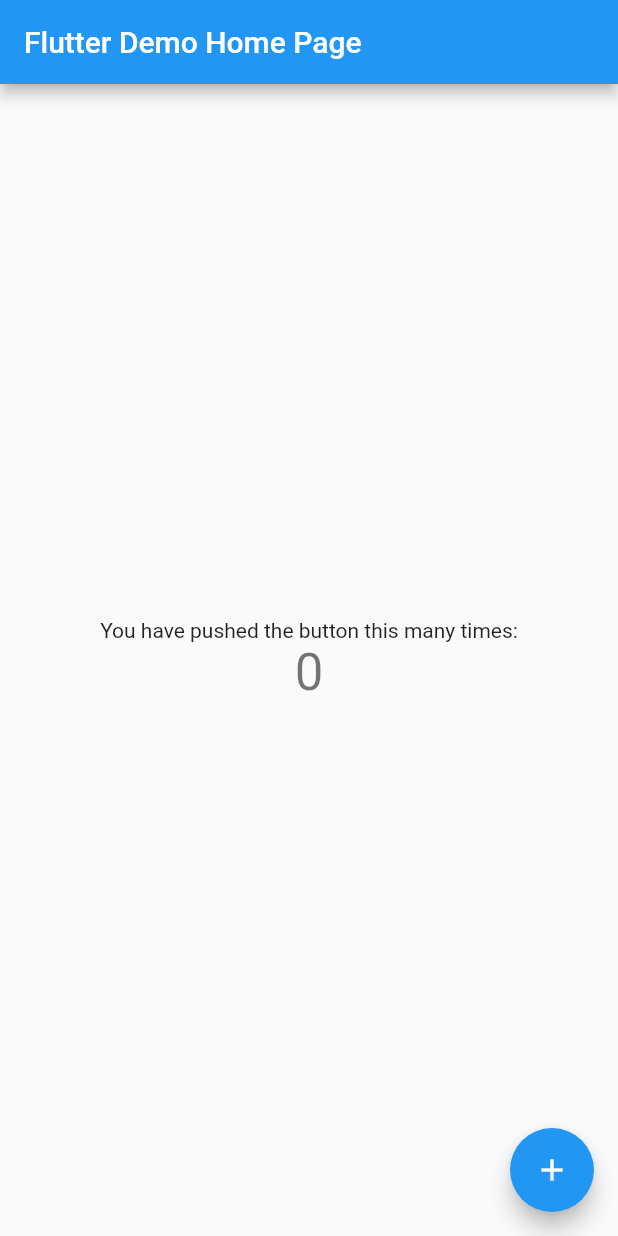
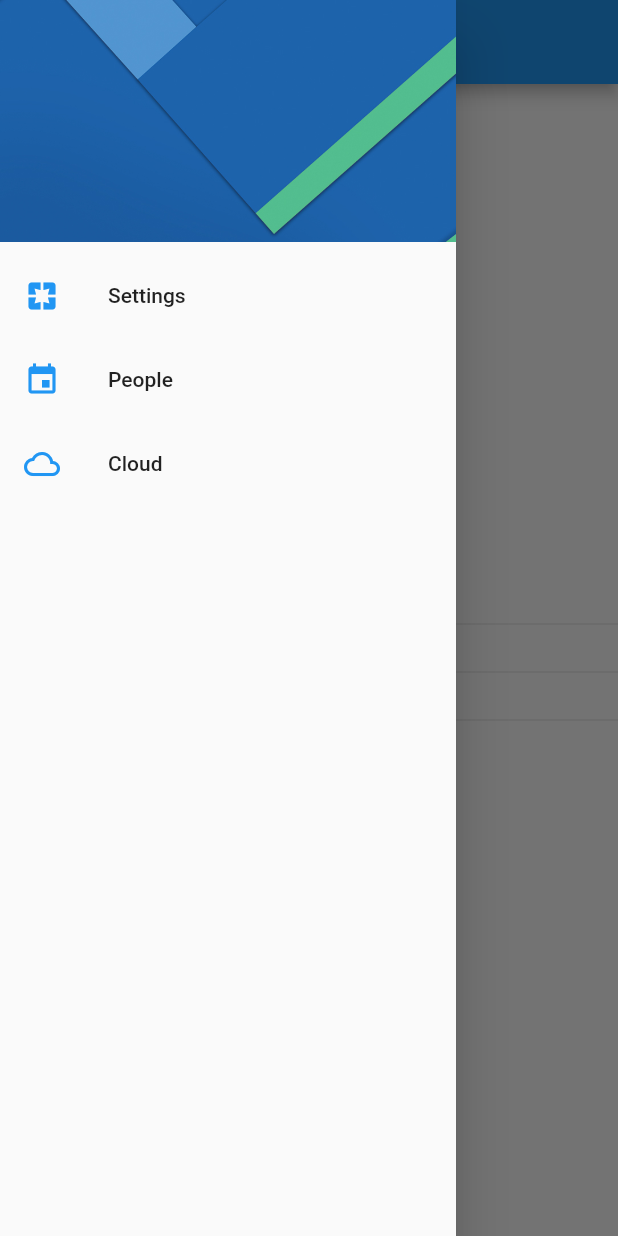
Before and after one commit to julianfrancodev/user-preferences-flutter, a Flutter app: the screen it shows after launch, with the side drawer open (before the commit the screen has no drawer), on a phone screen of 412 x 824 dp. Run offline on Flutter 3.47's test engine with Material 2 defaults, Android fonts, the phone set to English and light mode, and no system bars; our stand-ins replace shared_preferences.

Commit message:
feat: add new features

```diff
--- a/lib/main.dart
+++ b/lib/main.dart
@@ -1,117 +1,12 @@
 import 'package:flutter/material.dart';
+import 'package:user_preferences/src/routes/routes.dart';
 
 void main() {
-  runApp(MyApp());
+  runApp(
+      MaterialApp(
+        title: 'User Preferences',
+        initialRoute: '/',
+        routes: routes,
+      )
+  );
 }
-
-class MyApp extends StatelessWidget {
-  // This widget is the root of your application.
-  @override
-  Widget build(BuildContext context) {
-    return MaterialApp(
-      title: 'Flutter Demo',
-      theme: ThemeData(
-        // This is the theme of your application.
-        //
-        // Try running your application with "flutter run". You'll see the
-        // application has a blue toolbar. Then, without quitting the app, try
-        // changing the primarySwatch below to Colors.green and then invoke
-        // "hot reload" (press "r" in the console where you ran "flutter run",
-        // or simply save your changes to "hot reload" in a Flutter IDE).
-        // Notice that the counter didn't reset back to zero; the application
-        // is not restarted.
-        primarySwatch: Colors.blue,
-        // This makes the visual density adapt to the platform that you run
-        // the app on. For desktop platforms, the controls will be smaller and
-        // closer together (more dense) than on mobile platforms.
-        visualDensity: VisualDensity.adaptivePlatformDensity,
-      ),
-      home: MyHomePage(title: 'Flutter Demo Home Page'),
-    );
-  }
-}
-
-class MyHomePage extends StatefulWidget {
-  MyHomePage({Key key, this.title}) : super(key: key);
-
-  // This widget is the home page of your application. It is stateful, meaning
-  // that it has a State object (defined below) that contains fields that affect
-  // how it looks.
-
-  // This class is the configuration for the state. It holds the values (in this
-  // case the title) provided by the parent (in this case the App widget) and
-  // used by the build method of the State. Fields in a Widget subclass are
-  // always marked "final".
-
-  final String title;
-
-  @override
-  _MyHomePageState createState() => _MyHomePageState();
-}
-
-class _MyHomePageState extends State<MyHomePage> {
-  int _counter = 0;
-
-  void _incrementCounter() {
-    setState(() {
-      // This call to setState tells the Flutter framework that something has
-      // changed in this State, which causes it to rerun the build method below
-      // so that the display can reflect the updated values. If we changed
-      // _counter without calling setState(), then the build method would not be
-      // called again, and so nothing would appear to happen.
-      _counter++;
-    });
-  }
-
-  @override
-  Widget build(BuildContext context) {
-    // This method is rerun every time setState is called, for instance as done
-    // by the _incrementCounter method above.
-    //
-    // The Flutter framework has been optimized to make rerunning build methods
-    // fast, so that you can just rebuild anything that needs updating rather
-    // than having to individually change instances of widgets.
-    return Scaffold(
-      appBar: AppBar(
-        // Here we take the value from the MyHomePage object that was created by
-        // the App.build method, and use it to set our appbar title.
-        title: Text(widget.title),
-      ),
-      body: Center(
-        // Center is a layout widget. It takes a single child and positions it
-        // in the middle of the parent.
-        child: Column(
-          // Column is also a layout widget. It takes a list of children and
-          // arranges them vertically. By default, it sizes itself to fit its
-          // children horizontally, and tries to be as tall as its parent.
-          //
-          // Invoke "debug painting" (press "p" in the console, choose the
-          // "Toggle Debug Paint" action from the Flutter Inspector in Android
-          // Studio, or the "Toggle Debug Paint" command in Visual Studio Code)
-          // to see the wireframe for each widget.
-          //
-          // Column has various properties to control how it sizes itself and
-          // how it positions its children. Here we use mainAxisAlignment to
-          // center the children vertically; the main axis here is the vertical
-          // axis because Columns are vertical (the cross axis would be
-          // horizontal).
-          mainAxisAlignment: MainAxisAlignment.center,
-          children: <Widget>[
-            Text(
-              'You have pushed the button this many times:',
-            ),
-            Text(
-              '$_counter',
-              style: Theme.of(context).textTheme.headline4,
-            ),
-          ],
-        ),
-      ),
-      floatingActionButton: FloatingActionButton(
-        onPressed: _incrementCounter,
-        tooltip: 'Increment',
-        child: Icon(Icons.add),
-      ), // This trailing comma makes auto-formatting nicer for build methods.
-    );
-  }
-}
--- /dev/null
+++ b/lib/src/pages/home_page.dart
@@ -0,0 +1,33 @@
+import 'package:flutter/material.dart';
+import 'package:user_preferences/src/widgets/drawer_widget.dart';
+
+class HomePage extends StatefulWidget {
+  @override
+  _HomePageState createState() => _HomePageState();
+}
+
+class _HomePageState extends State<HomePage> {
+
+
+
+  @override
+  Widget build(BuildContext context) {
+    return Scaffold(
+        appBar: AppBar(
+          title: Text('User Preferences'),
+          centerTitle: true,
+        ),
+        drawer: DrawerWidget(),
+        body: Column(
+          mainAxisAlignment: MainAxisAlignment.center,
+          children: <Widget>[
+            Text('Color secundario'),
+            Divider(),
+            Text('Genero'),
+            Divider(),
+            Text('Nombre de usuario'),
+            Divider(),
+          ],
+        ));
+  }
+}
--- /dev/null
+++ b/lib/src/routes/routes.dart
@@ -0,0 +1,8 @@
+import 'package:flutter/material.dart';
+import 'package:user_preferences/src/pages/home_page.dart';
+import 'package:user_preferences/src/pages/settings_page.dart';
+
+final Map<String, Widget Function(BuildContext)> routes = {
+  '/': (context) => HomePage(),
+  '/settings': (context) => SettingsPage(),
+};
--- /dev/null
+++ b/lib/src/widgets/drawer_widget.dart
@@ -0,0 +1,48 @@
+import 'package:flutter/material.dart';
+
+class DrawerWidget extends StatelessWidget {
+  @override
+  Widget build(BuildContext context) {
+    return Drawer(
+        child: ListView(
+      padding: EdgeInsets.zero,
+      children: [
+        DrawerHeader(
+            child: Container(),
+            decoration: BoxDecoration(
+              image: DecorationImage(
+                  image: AssetImage('assets/images/menu-img.jpg'),
+                  fit: BoxFit.cover),
+            )),
+        ListTile(
+          leading: Icon(
+            Icons.pages,
+            color: Colors.blue,
+          ),
+          title: Text("Settings"),
+          onTap: () {
+            Navigator.pushReplacementNamed(context, '/');
+          },
+        ),
+        ListTile(
+          leading: Icon(
+            Icons.event,
+            color: Colors.blue,
+          ),
+          title: Text("People"),
+          onTap: () {},
+        ),
+        ListTile(
+          leading: Icon(
+            Icons.cloud_queue,
+            color: Colors.blue,
+          ),
+          title: Text("Cloud"),
+          onTap: () {
+            Navigator.pushReplacementNamed(context, '/settings');
+          },
+        ),
+      ],
+    ));
+  }
+}
--- a/pubspec.yaml
+++ b/pubspec.yaml
@@ -28,6 +28,7 @@ dependencies:
   # The following adds the Cupertino Icons font to your application.
   # Use with the CupertinoIcons class for iOS style icons.
   cupertino_icons: ^1.0.0
+  shared_preferences: ^0.5.12
 
 dev_dependencies:
   flutter_test:
@@ -45,9 +46,8 @@ flutter:
   uses-material-design: true
 
   # To add assets to your application, add an assets section, like this:
-  # assets:
-  #   - images/a_dot_burr.jpeg
-  #   - images/a_dot_ham.jpeg
+  assets:
+    - assets/images/
 
   # An image asset can refer to one or more resolution-specific "variants", see
   # https://flutter.dev/assets-and-images/#resolution-aware.
```
Also changed, not shown: lib/src/pages/settings_page.dart (added, +92 -0 lines), assets/images/menu-img.jpg (added), pubspec.lock, 2 other files.
